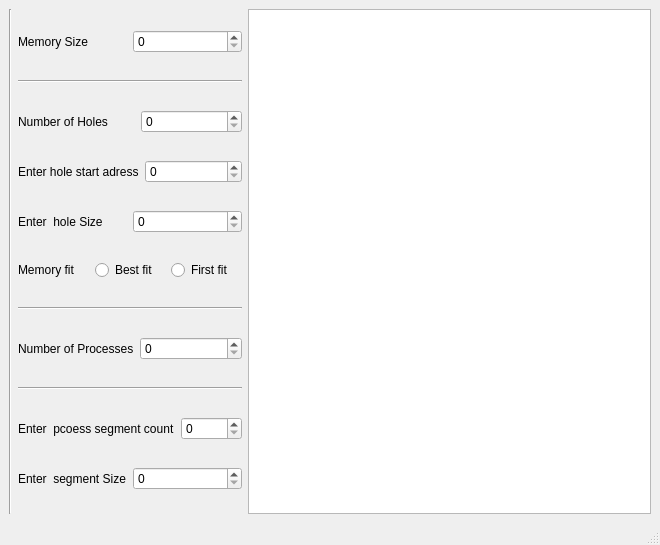
Above: memorymangement.ui from FaresSalem/MemoryManagement before the change. Below: the same form after it.
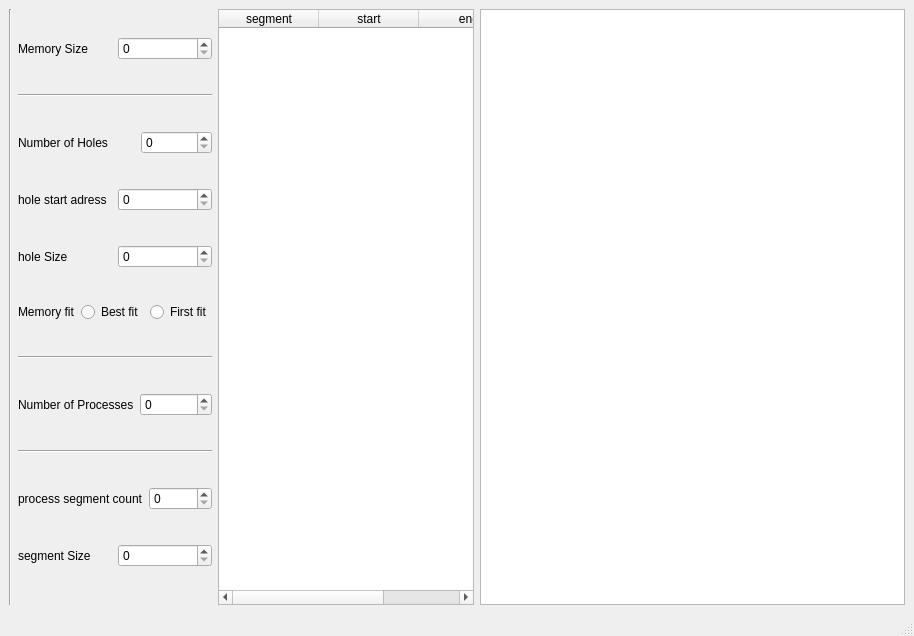
That is the form after the change.

What changed in the file:
```diff
--- a/memorymangement.ui
+++ b/memorymangement.ui
@@ -6,8 +6,8 @@
    <rect>
     <x>0</x>
     <y>0</y>
-    <width>660</width>
-    <height>545</height>
+    <width>914</width>
+    <height>636</height>
    </rect>
   </property>
   <property name="windowTitle">
@@ -15,16 +15,6 @@
   </property>
   <widget class="QWidget" name="centralwidget">
    <layout class="QGridLayout" name="gridLayout">
-    <item row="0" column="1">
-     <widget class="Line" name="line">
-      <property name="orientation">
-       <enum>Qt::Vertical</enum>
-      </property>
-     </widget>
-    </item>
-    <item row="0" column="3">
-     <widget class="QListWidget" name="listWidget_processes"/>
-    </item>
     <item row="0" column="2">
      <layout class="QVBoxLayout" name="verticalLayout">
       <item>
@@ -75,7 +65,7 @@
         <item>
          <widget class="QLabel" name="label_holesStart">
           <property name="text">
-           <string>Enter hole start adress</string>
+           <string>hole start adress</string>
           </property>
          </widget>
         </item>
@@ -93,7 +83,7 @@
         <item>
          <widget class="QLabel" name="label_HoleSize">
           <property name="text">
-           <string>Enter  hole Size</string>
+           <string>hole Size</string>
           </property>
          </widget>
         </item>
@@ -168,7 +158,7 @@
         <item>
          <widget class="QLabel" name="label_segmentCount">
           <property name="text">
-           <string>Enter  pcoess segment count</string>
+           <string>process segment count</string>
           </property>
          </widget>
         </item>
@@ -186,7 +176,7 @@
         <item>
          <widget class="QLabel" name="label_segmentSize">
           <property name="text">
-           <string>Enter  segment Size</string>
+           <string>segment Size</string>
           </property>
          </widget>
         </item>
@@ -201,6 +191,41 @@
       </item>
      </layout>
     </item>
+    <item row="0" column="5">
+     <widget class="QListWidget" name="listWidget_processes"/>
+    </item>
+    <item row="0" column="1">
+     <widget class="Line" name="line">
+      <property name="orientation">
+       <enum>Qt::Vertical</enum>
+      </property>
+     </widget>
+    </item>
+    <item row="0" column="3" colspan="2">
+     <widget class="QTableWidget" name="tableWidget">
+      <property name="sizePolicy">
+       <sizepolicy hsizetype="Maximum" vsizetype="Expanding">
+        <horstretch>0</horstretch>
+        <verstretch>0</verstretch>
+       </sizepolicy>
+      </property>
+      <column>
+       <property name="text">
+        <string>segment</string>
+       </property>
+      </column>
+      <column>
+       <property name="text">
+        <string>start</string>
+       </property>
+      </column>
+      <column>
+       <property name="text">
+        <string>end</string>
+       </property>
+      </column>
+     </widget>
+    </item>
    </layout>
   </widget>
   <widget class="QMenuBar" name="menubar">
```
Left out of the diff: 2 changed lines with no effect on the pictures.
